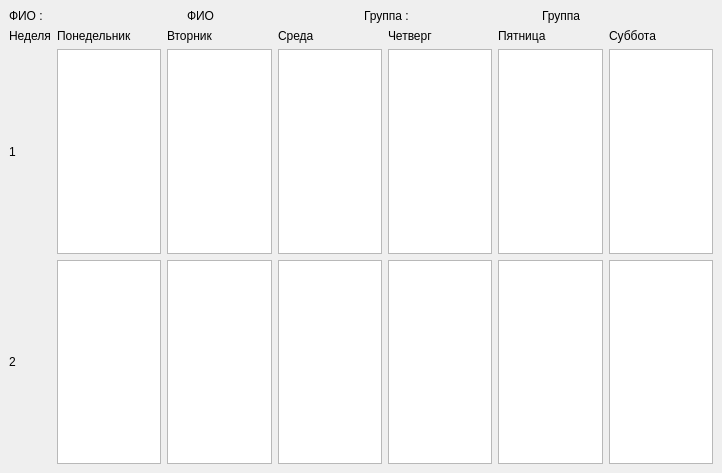
First picture: the form in clients_subsystem/rii/ui/TimeTableForm.ui, repository Mukudori/IntellectualDialogueSystem, before the edit.
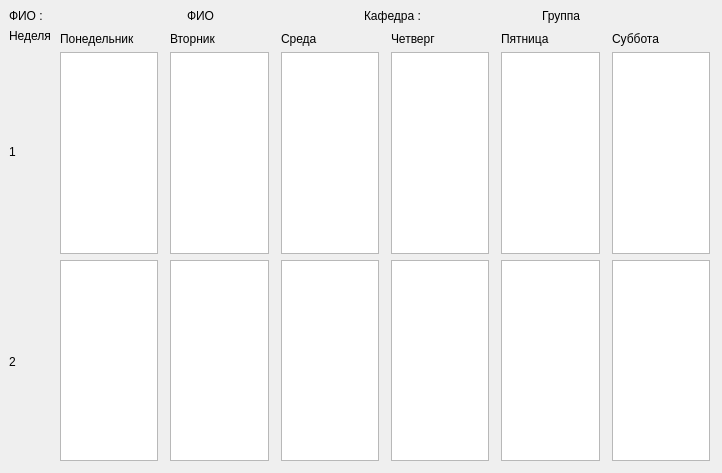
Second picture: the form after the edit.

Diff of the .ui file:
```diff
--- a/clients_subsystem/rii/ui/TimeTableForm.ui
+++ b/clients_subsystem/rii/ui/TimeTableForm.ui
@@ -34,7 +34,7 @@
       <item>
        <widget class="QLabel" name="label_13">
         <property name="text">
-         <string>Группа : </string>
+         <string>Кафедра : </string>
         </property>
        </widget>
       </item>
@@ -91,6 +91,18 @@
       </item>
       <item>
        <layout class="QVBoxLayout" name="verticalLayout">
+        <property name="leftMargin">
+         <number>3</number>
+        </property>
+        <property name="topMargin">
+         <number>3</number>
+        </property>
+        <property name="rightMargin">
+         <number>3</number>
+        </property>
+        <property name="bottomMargin">
+         <number>3</number>
+        </property>
         <item>
          <widget class="QLabel" name="label">
           <property name="text">
@@ -108,6 +120,18 @@
       </item>
       <item>
        <layout class="QVBoxLayout" name="verticalLayout_2">
+        <property name="leftMargin">
+         <number>3</number>
+        </property>
+        <property name="topMargin">
+         <number>3</number>
+        </property>
+        <property name="rightMargin">
+         <number>3</number>
+        </property>
+        <property name="bottomMargin">
+         <number>3</number>
+        </property>
         <item>
          <widget class="QLabel" name="label_3">
           <property name="text">
@@ -125,6 +149,18 @@
       </item>
       <item>
        <layout class="QVBoxLayout" name="verticalLayout_4">
+        <property name="leftMargin">
+         <number>3</number>
+        </property>
+        <property name="topMargin">
+         <number>3</number>
+        </property>
+        <property name="rightMargin">
+         <number>3</number>
+        </property>
+        <property name="bottomMargin">
+         <number>3</number>
+        </property>
         <item>
          <widget class="QLabel" name="label_7">
           <property name="text">
@@ -142,6 +178,18 @@
       </item>
       <item>
        <layout class="QVBoxLayout" name="verticalLayout_6">
+        <property name="leftMargin">
+         <number>3</number>
+        </property>
+        <property name="topMargin">
+         <number>3</number>
+        </property>
+        <property name="rightMargin">
+         <number>3</number>
+        </property>
+        <property name="bottomMargin">
+         <number>3</number>
+        </property>
         <item>
          <widget class="QLabel" name="label_8">
           <property name="text">
@@ -159,6 +207,18 @@
       </item>
       <item>
        <layout class="QVBoxLayout" name="verticalLayout_7">
+        <property name="leftMargin">
+         <number>3</number>
+        </property>
+        <property name="topMargin">
+         <number>3</number>
+        </property>
+        <property name="rightMargin">
+         <number>3</number>
+        </property>
+        <property name="bottomMargin">
+         <number>3</number>
+        </property>
         <item>
          <widget class="QLabel" name="label_9">
           <property name="text">
@@ -176,6 +236,18 @@
       </item>
       <item>
        <layout class="QVBoxLayout" name="verticalLayout_8">
+        <property name="leftMargin">
+         <number>3</number>
+        </property>
+        <property name="topMargin">
+         <number>3</number>
+        </property>
+        <property name="rightMargin">
+         <number>3</number>
+        </property>
+        <property name="bottomMargin">
+         <number>3</number>
+        </property>
         <item>
          <widget class="QLabel" name="label_10">
           <property name="text">
```
Left out of the diff: 10 changed lines with no effect on the pictures.
